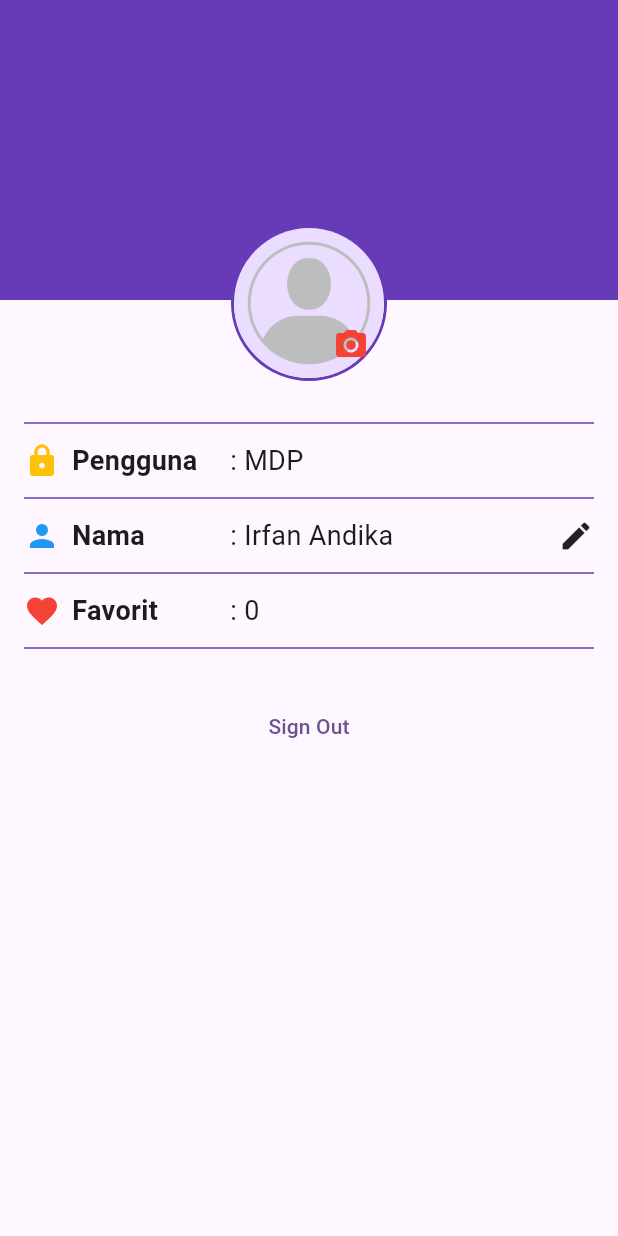
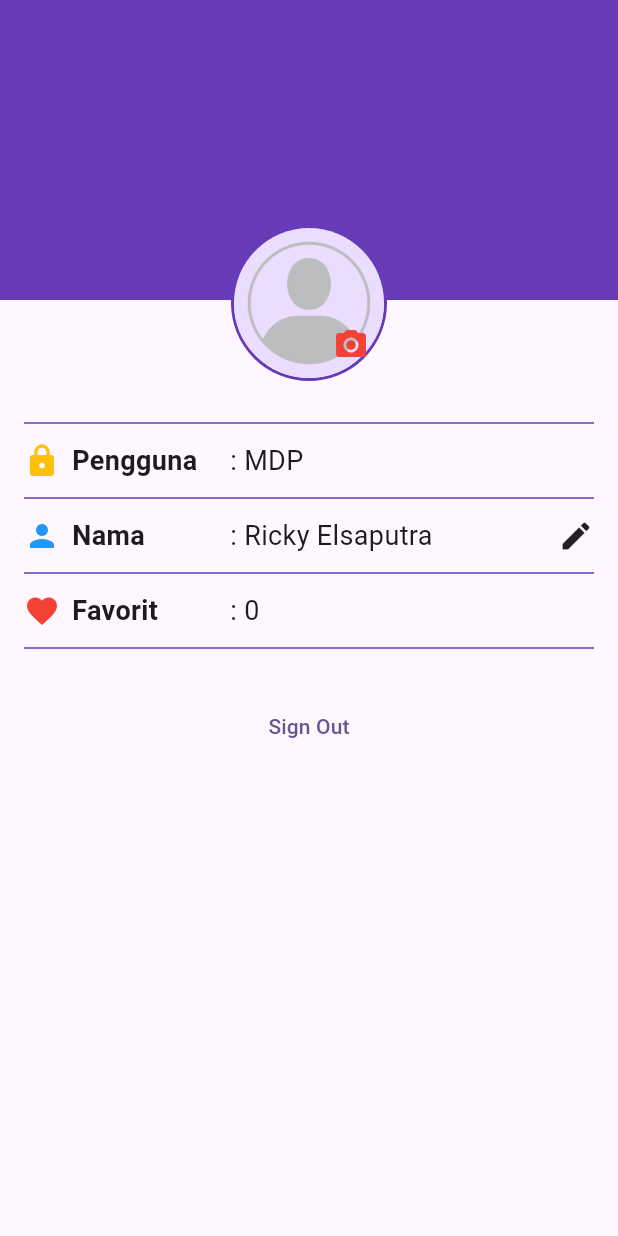
Before and after one commit to Rickyels/prj_wisatacandisi51-1, a Flutter app: the screen it shows after launch, on a phone screen of 412 x 824 dp. Run offline on Flutter 3.47's test engine with Material 2 defaults, Android fonts, the phone set to English and light mode, and no system bars; our stand-ins replace cached_network_image.

Commit message:
Update profile_screen.dart

```diff
--- a/lib/widgets/profile_screen.dart
+++ b/lib/widgets/profile_screen.dart
@@ -10,7 +10,7 @@ class ProfileScreen extends StatefulWidget {
 class _ProfileScreenState extends State<ProfileScreen> {
   //TODO 1 : variable
   bool isSignedIn = true;
-  String fullName = 'Irfan Andika';
+  String fullName = 'Ricky Elsaputra';
   String userName = 'MDP';
   int favoriteCandiCount = 0;
 
```
